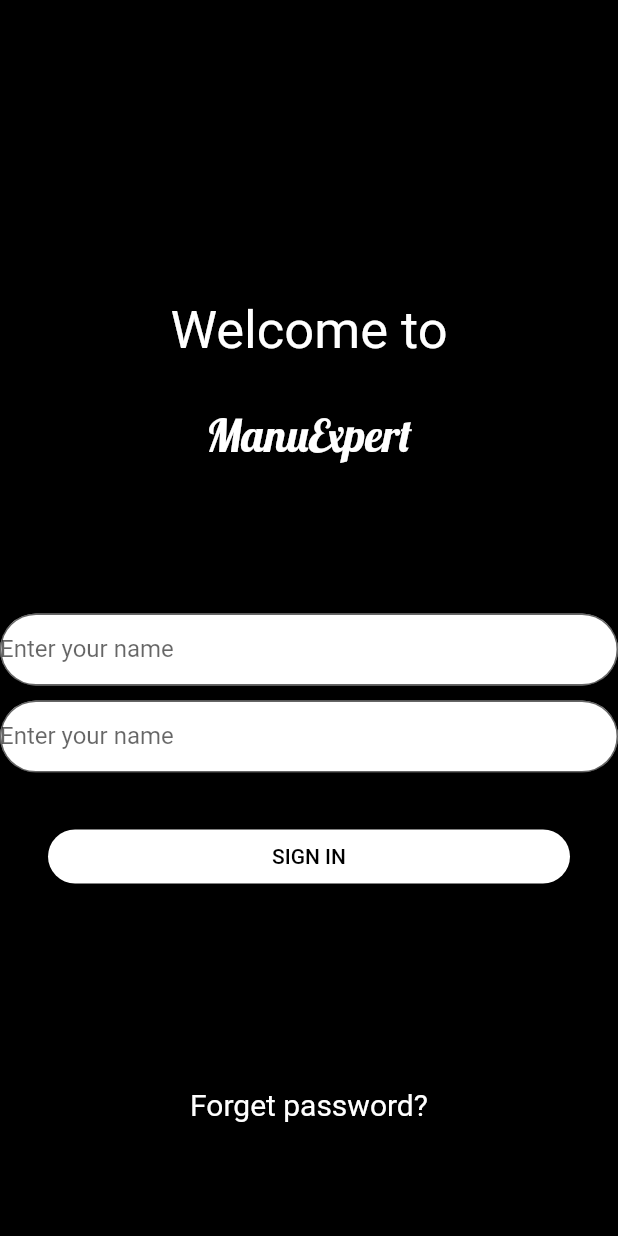
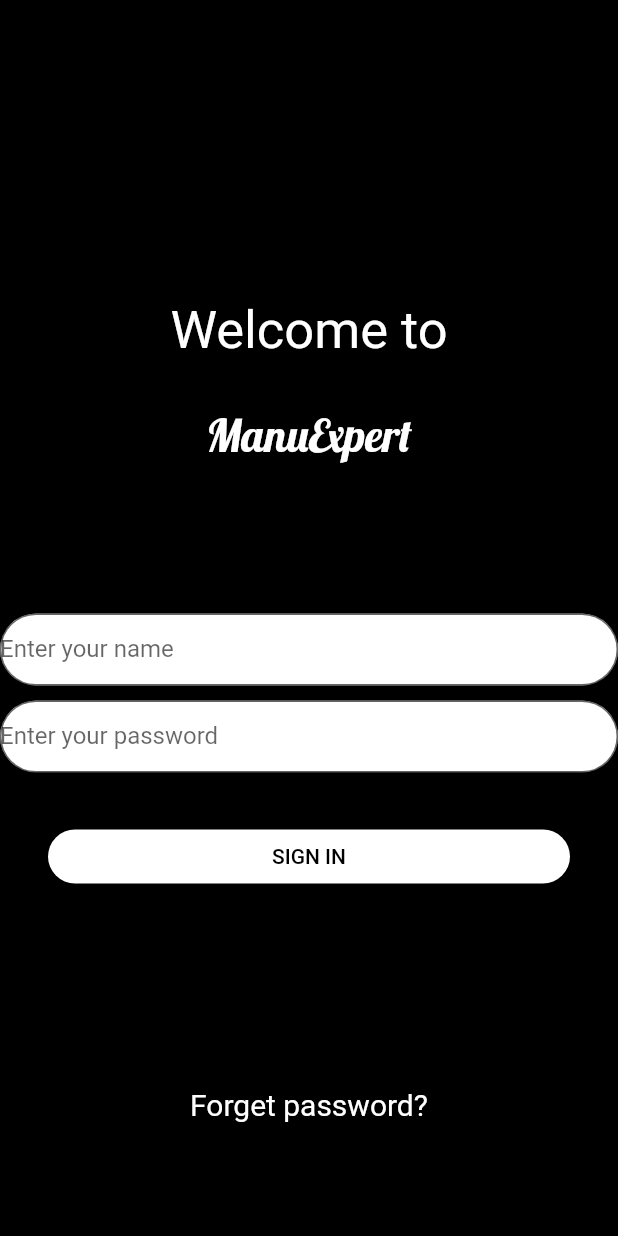
Before and after one commit to Julian-Carlosama/bythinkProject, a Flutter app: the screen it shows after launch, on a phone screen of 412 x 824 dp. Run offline on Flutter 3.47's test engine with Material 2 defaults, Android fonts, the phone set to English and light mode, and no system bars.

Commit message:
Fields updated

```diff
--- a/lib/login/login.dart
+++ b/lib/login/login.dart
@@ -58,11 +58,11 @@ class LoginApp extends StatelessWidget {
             SizedBox(
               height: 100,
             ),
-            TextBox(),
+            TextBox("Enter your name"),
             SizedBox(
               height: 10,
             ),
-            TextBox(),
+            TextBox("Enter your password"),
             LoginAp(context),
             SizedBox(
               height: 100,
@@ -82,7 +82,7 @@ class LoginApp extends StatelessWidget {
     );
   }
 
-  Widget TextBox() {
+  Widget TextBox( String label) {
     return Column(
       children: [
         TextField(
@@ -94,7 +94,7 @@ class LoginApp extends StatelessWidget {
           decoration: InputDecoration(
               filled: true,
               fillColor: Colors.white,
-              labelText: 'Enter your name',
+              labelText: label,
               /*border: OutlineInputBorder(
                 borderSide: BorderSide.none,
                 borderRadius: BorderRadius.circular(30),
```
